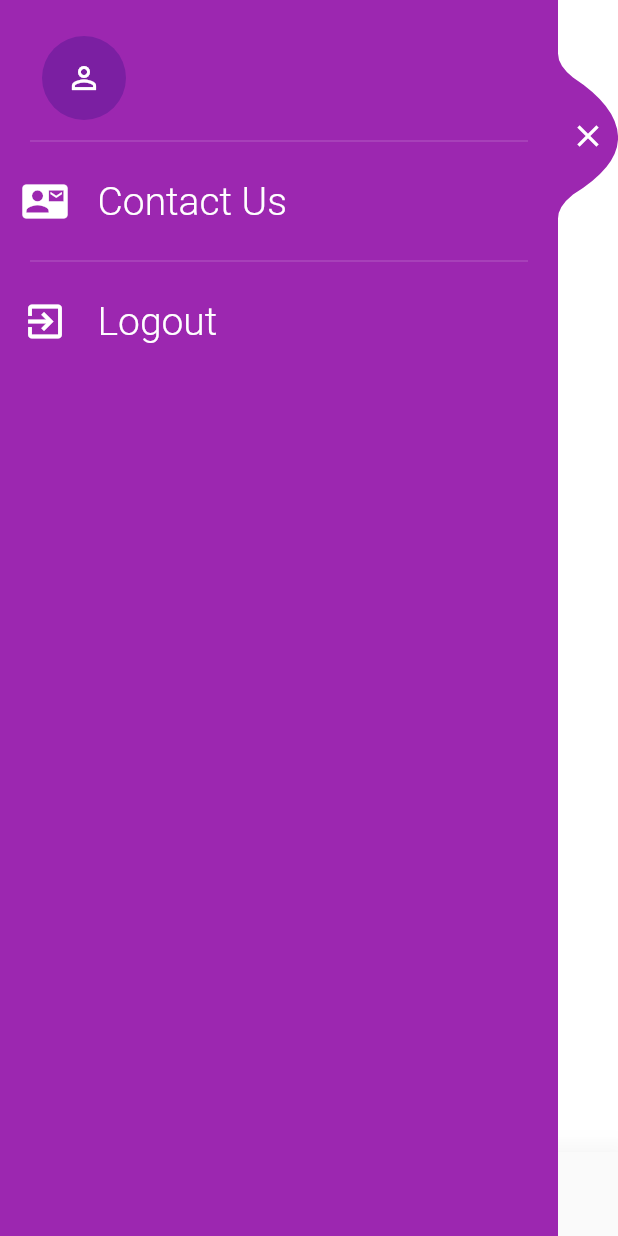
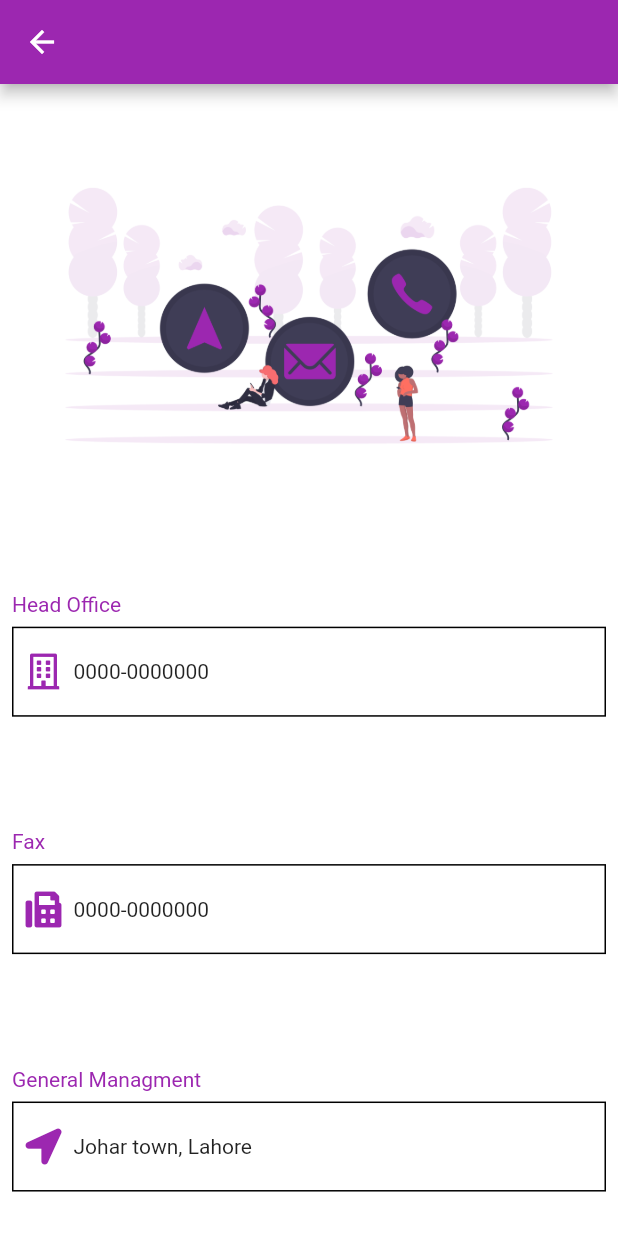
Before and after one commit to MuhammadSaad420/social_app, a Flutter app: the DashBoard screen opened directly, after a tap on the "menu" icon, after a tap on "Contact Us", on a phone screen of 412 x 824 dp. Run offline on Flutter 3.47's test engine with Material 2 defaults, Android fonts, the phone set to English and light mode, and no system bars; our stand-ins replace font_awesome_flutter, shared_preferences; accounts and stored records are empty.

Commit message:
Profile screen and contact us

```diff
--- a/lib/Layout/nav_bar_layout.dart
+++ b/lib/Layout/nav_bar_layout.dart
@@ -2,6 +2,7 @@ import 'package:flutter/material.dart';
 import 'package:shared_preferences/shared_preferences.dart';
 import 'package:social_app/Model/custom_clipper.dart';
 import 'package:social_app/constant.dart';
+import 'package:social_app/routes/contact_screen.dart';
 import 'package:social_app/routes/routes.dart';
 import 'package:social_app/widgets/widgets.dart';
 
@@ -68,7 +69,12 @@ class _NavBarLayoutState extends State<NavBarLayout> {
                         MenuItem(
                           icon: Icons.contact_mail,
                           title: "Contact Us",
-                          onTap: () {},
+                          onTap: () {
+                            Navigator.of(context).push(
+                              MaterialPageRoute(
+                                  builder: (context) => ContactScreen()),
+                            );
+                          },
                         ),
                         buildDivider(),
                         MenuItem(
--- /dev/null
+++ b/lib/routes/contact_screen.dart
@@ -0,0 +1,97 @@
+import 'package:flutter/material.dart';
+import 'package:font_awesome_flutter/font_awesome_flutter.dart';
+import 'package:social_app/constant.dart';
+
+class ContactScreen extends StatelessWidget {
+  var appBar = AppBar();
+  bool isportrait(context) {
+    return MediaQuery.of(context).orientation == Orientation.portrait;
+  }
+
+  @override
+  Widget build(BuildContext context) {
+    var _pageSize = MediaQuery.of(context).size.height;
+    var _notifySize = MediaQuery.of(context).padding.top;
+    var _appBarSize = appBar.preferredSize.height;
+    return Scaffold(
+      appBar: appBar,
+      body: SingleChildScrollView(
+        child: Padding(
+          padding: const EdgeInsets.all(8.0),
+          child: Container(
+            height: isportrait(context)
+                ? _pageSize - (_appBarSize + _notifySize)
+                : null,
+            child: Column(
+              mainAxisAlignment: MainAxisAlignment.spaceAround,
+              children: [
+                Image.asset('images/contact.png'),
+                ReusableInfoWidget(
+                  title: 'Head Office',
+                  icon: FontAwesomeIcons.building,
+                  data: '0000-0000000',
+                ),
+                ReusableInfoWidget(
+                  title: 'Fax',
+                  icon: FontAwesomeIcons.fax,
+                  data: '0000-0000000',
+                ),
+                ReusableInfoWidget(
+                  title: 'General Managment',
+                  icon: FontAwesomeIcons.locationArrow,
+                  data: 'Johar town, Lahore',
+                )
+              ],
+            ),
+          ),
+        ),
+      ),
+    );
+  }
+}
+
+class ReusableInfoWidget extends StatelessWidget {
+  final title;
+  final icon;
+  final data;
+
+  const ReusableInfoWidget({Key key, this.title, this.icon, this.data})
+      : super(key: key);
+
+  @override
+  Widget build(BuildContext context) {
+    return Container(
+      child: Column(
+        crossAxisAlignment: CrossAxisAlignment.start,
+        children: [
+          Text(
+            title,
+            style: TextStyle(color: kPurpleColor),
+          ),
+          SizedBox(
+            height: 7,
+          ),
+          Container(
+            decoration: BoxDecoration(
+              border: Border.all(color: Colors.black),
+            ),
+            height: 60,
+            width: double.infinity,
+            child: Row(
+              children: [
+                Padding(
+                  padding: const EdgeInsets.all(8.0),
+                  child: Icon(
+                    icon,
+                    color: kPurpleColor,
+                  ),
+                ),
+                Text(data)
+              ],
+            ),
+          )
+        ],
+      ),
+    );
+  }
+}
--- a/lib/routes/dasboard_screen.dart
+++ b/lib/routes/dasboard_screen.dart
@@ -15,7 +15,10 @@ class DashBoard extends StatelessWidget {
       body: SafeArea(
         child: Stack(
           children: [
-            FrontScreen(),
+            FrontScreen(
+              fName: fName,
+              lName: lName,
+            ),
             NavBarLayout(
               fName: fName,
               lName: lName,
--- a/lib/routes/front_screen.dart
+++ b/lib/routes/front_screen.dart
@@ -3,20 +3,30 @@ import 'package:flutter/services.dart';
 import 'package:social_app/widgets/widgets.dart';
 
 class FrontScreen extends StatefulWidget {
+  final fName;
+  final lName;
+
+  const FrontScreen({Key key, this.fName, this.lName}) : super(key: key);
   @override
   _FrontScreenState createState() => _FrontScreenState();
 }
 
 class _FrontScreenState extends State<FrontScreen> {
+  String first;
+  String last;
   int _currentIndex = 0;
 
-  final List<Widget> _children = [
-    AllPostWidget(),
-    MyPostWidget(),
-    ProfileWidget()
-  ];
   @override
   Widget build(BuildContext context) {
+    final List<Widget> _children = [
+      AllPostWidget(),
+      MyPostWidget(),
+      ProfileWidget(
+        fName: widget.fName,
+        lName: widget.lName,
+      )
+    ];
+
     DateTime _lastQuitTime;
     return WillPopScope(
       onWillPop: () async {
--- a/pubspec.yaml
+++ b/pubspec.yaml
@@ -51,6 +51,7 @@ flutter:
     - images/welcome.png
     - images/login.png
     - images/forgot.png
+    - images/contact.png
 
   # An image asset can refer to one or more resolution-specific "variants", see
   # https://flutter.dev/assets-and-images/#resolution-aware.
```
Also changed, not shown: lib/constant.dart (+16 -0 lines), lib/widgets/grid_view_widget.dart (added, +34 -0 lines), lib/widgets/reusable_detail_widget.dart (added, +27 -0 lines), lib/widgets/reusable_profile_button.dart (added, +30 -0 lines), lib/widgets/tabs/profile_widget.dart (+137 -2 lines), images/contact.png (added).
